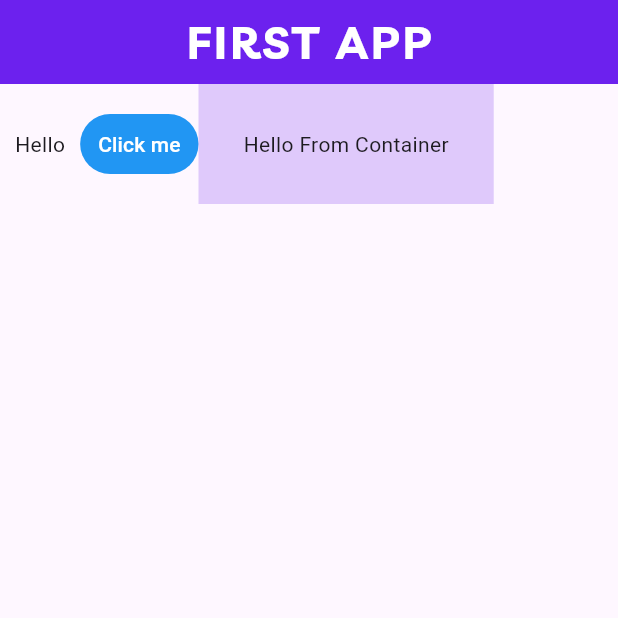
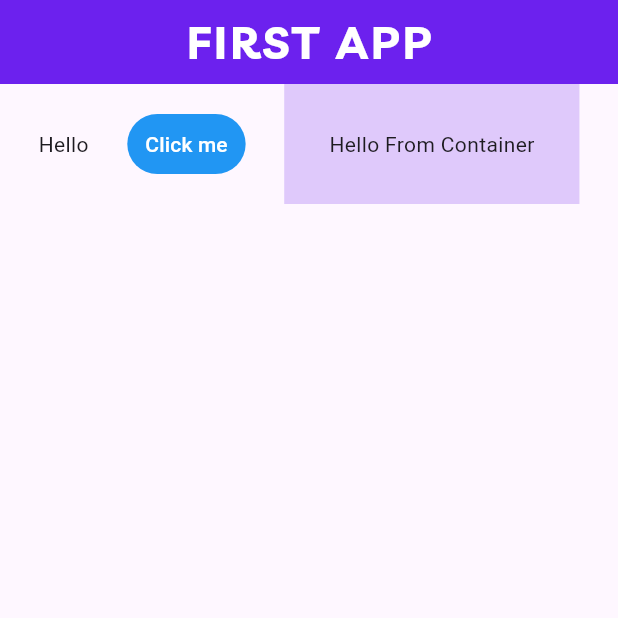
Before and after one commit to faizan-az02/first_app, a Flutter app: the screen it shows after launch, on a phone screen of 412 x 824 dp, the top half of it. Run offline on Flutter 3.47's test engine with Material 3 defaults, Android fonts, the phone set to English and light mode, and no system bars; project files that could hold a hidden picture were left out.

Commit message:
Rows - Multiple Widgets

```diff
--- a/lib/main.dart
+++ b/lib/main.dart
@@ -30,11 +30,12 @@ class Home extends StatelessWidget {
 
       body: Row(
 
+        mainAxisAlignment: MainAxisAlignment.spaceEvenly,
+
         children: [
 
-          Padding(
-            padding: EdgeInsets.all(10),
-            child: Text("Hello"),
+          Text(
+            "Hello",
           ),
 
           TextButton(
```
